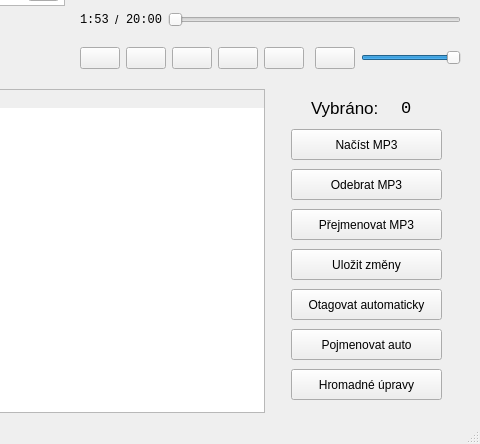
bezoadam/MUL, file ui/new_window.ui: the form before one commit; both pictures show x 551 to 1031 and y 295 to 739 of the 1031 by 739 pixel window.
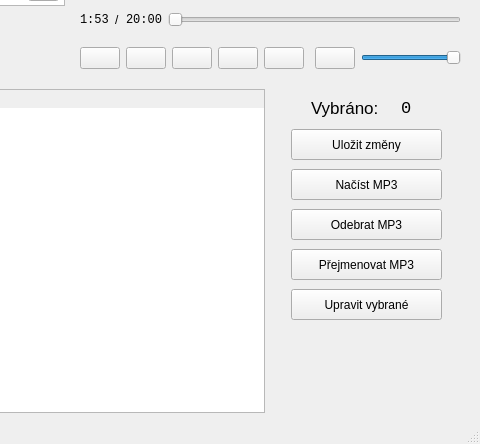
The form after the commit. Icons and pictures are not drawn. Custom widgets are drawn as their Qt base class.

Commit message: Add dialogs when empty selection, fix removing all files, reduction of buttons

```diff
--- a/ui/new_window.ui
+++ b/ui/new_window.ui
@@ -786,7 +786,7 @@
           <property name="minimumSize">
            <size>
             <width>200</width>
-            <height>312</height>
+            <height>280</height>
            </size>
           </property>
           <property name="font">
@@ -804,7 +804,7 @@
            <property name="geometry">
             <rect>
              <x>20</x>
-             <y>40</y>
+             <y>80</y>
              <width>151</width>
              <height>31</height>
             </rect>
@@ -820,7 +820,7 @@
            <property name="geometry">
             <rect>
              <x>20</x>
-             <y>80</y>
+             <y>120</y>
              <width>151</width>
              <height>31</height>
             </rect>
@@ -833,7 +833,7 @@
            <property name="geometry">
             <rect>
              <x>20</x>
-             <y>120</y>
+             <y>160</y>
              <width>151</width>
              <height>31</height>
             </rect>
@@ -846,7 +846,7 @@
            <property name="geometry">
             <rect>
              <x>20</x>
-             <y>160</y>
+             <y>40</y>
              <width>151</width>
              <height>31</height>
             </rect>
@@ -858,19 +858,6 @@
             <string>Ctrl+S</string>
            </property>
           </widget>
-          <widget class="QPushButton" name="autoTagButton">
-           <property name="geometry">
-            <rect>
-             <x>20</x>
-             <y>200</y>
-             <width>151</width>
-             <height>31</height>
-            </rect>
-           </property>
-           <property name="text">
-            <string>Otagovat automaticky</string>
-           </property>
-          </widget>
           <widget class="QLabel" name="label_10">
            <property name="geometry">
             <rect>
@@ -912,26 +899,13 @@
            <property name="geometry">
             <rect>
              <x>20</x>
-             <y>240</y>
+             <y>200</y>
              <width>151</width>
              <height>31</height>
             </rect>
            </property>
            <property name="text">
-            <string>Pojmenovat auto</string>
-           </property>
-          </widget>
-          <widget class="QPushButton" name="groupRenameButton">
-           <property name="geometry">
-            <rect>
-             <x>20</x>
-             <y>280</y>
-             <width>151</width>
-             <height>31</height>
-            </rect>
-           </property>
-           <property name="text">
-            <string>Hromadné úpravy</string>
+            <string>Upravit vybrané</string>
            </property>
           </widget>
          </widget>
```
Left out of the diff: 2 changed lines with no effect on the pictures. The commit also changes 1 other file.
